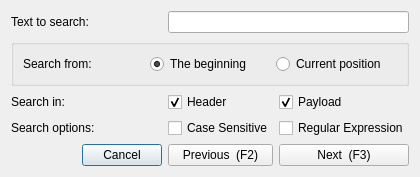
Before: the Qt Designer form src/searchdialog.ui in COVESA/dlt-viewer, drawn with Qt 5.
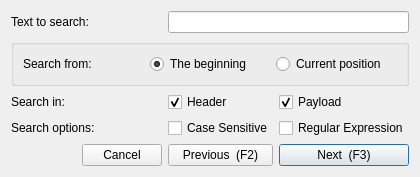
After: the same form once the commit is applied. Icons and pictures are not drawn.

Commit message: Set Search button "Find Next" to Default in Search Dialog

```diff
--- a/src/searchdialog.ui
+++ b/src/searchdialog.ui
@@ -59,6 +59,9 @@
      <property name="shortcut">
       <string>F3</string>
      </property>
+     <property name="default">
+      <bool>true</bool>
+     </property>
     </widget>
    </item>
    <item row="2" column="2">
```
